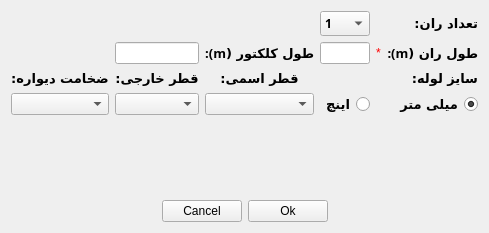
This is behinesazan/gas/station/software/view/Run/ui/Run.ui in mhsh88/qtdesigner as Qt 5 draws it before an edit. The edited form follows.
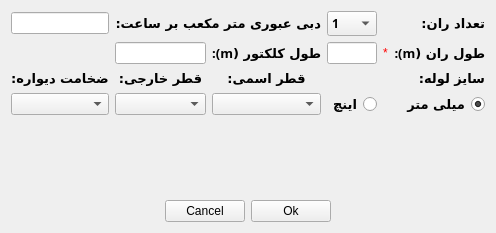
This is the edited form. Icons and pictures are not drawn.

Commit message: line in and line out and heater and run and gas input are created and added to controller class. They are all have data dictionary for further calculation

```diff
--- a/behinesazan/gas/station/software/view/Run/ui/Run.ui
+++ b/behinesazan/gas/station/software/view/Run/ui/Run.ui
@@ -293,6 +293,24 @@
          <item row="1" column="1">
           <widget class="QLineEdit" name="run_width_input"/>
          </item>
+         <item row="0" column="0">
+          <widget class="QLineEdit" name="debi_input"/>
+         </item>
+         <item row="0" column="1" colspan="2">
+          <widget class="QLabel" name="debi_label">
+           <property name="font">
+            <font>
+             <family>B Mitra</family>
+             <pointsize>10</pointsize>
+             <weight>75</weight>
+             <bold>true</bold>
+            </font>
+           </property>
+           <property name="text">
+            <string>دبی عبوری متر مکعب بر ساعت:</string>
+           </property>
+          </widget>
+         </item>
         </layout>
        </item>
       </layout>
```
The commit also changes 10 other files.
